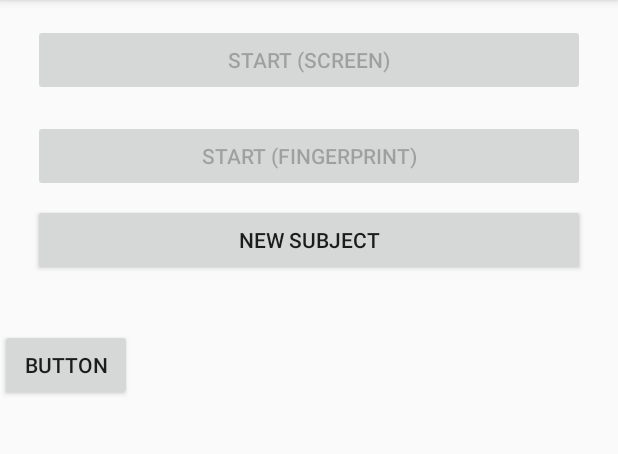
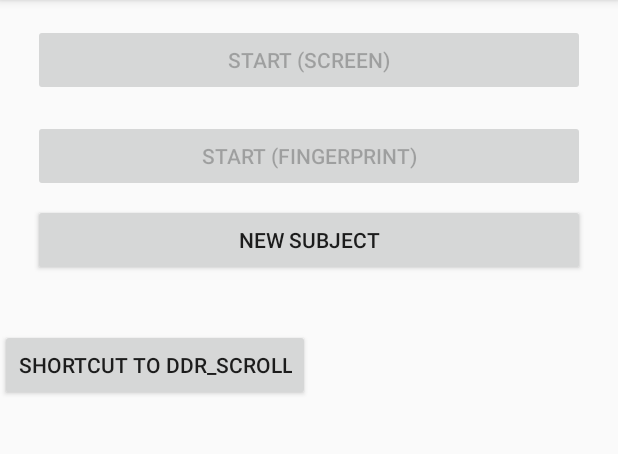
Before and after one commit to stralucira/SenseSwipe, an Android app: the screen it shows after launch (MainActivity), on a phone screen of 412 x 824 dp, the part 84-538 px from its top. Run offline under Robolectric (Android 15) with nearby library versions, the phone set to English and light mode, and no system bars; our stand-ins replace Firebase (no records; nobody signed in at launch, a user with empty details on screens opened directly).

Commit message:
Shortcut to ddr_scroll on main screen

```diff
--- a/app/src/main/res/layout/activity_main.xml
+++ b/app/src/main/res/layout/activity_main.xml
@@ -95,7 +95,7 @@
         android:layout_height="wrap_content"
         android:layout_marginTop="8dp"
         android:onClick="startDDRScrollActivity"
-        android:text="Button"
+        android:text="Shortcut to ddr_scroll"
         app:layout_constraintTop_toBottomOf="@+id/nrHint"
         tools:layout_editor_absoluteX="25dp" />
 
```
